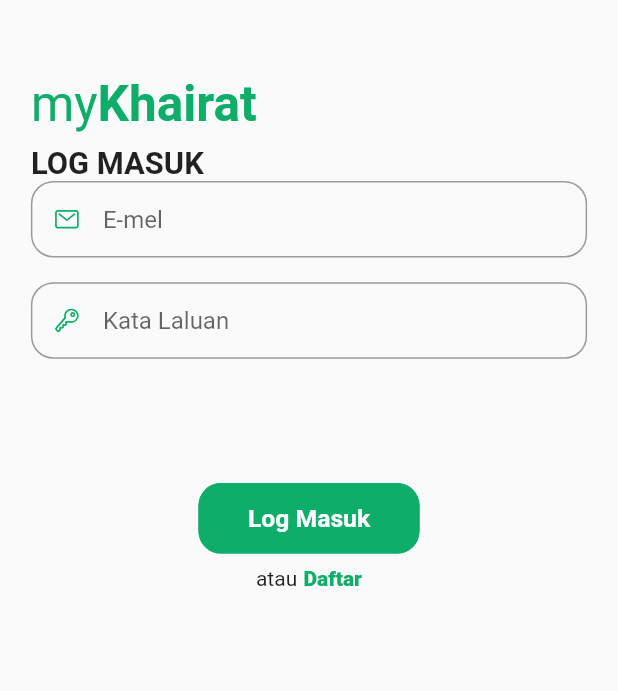
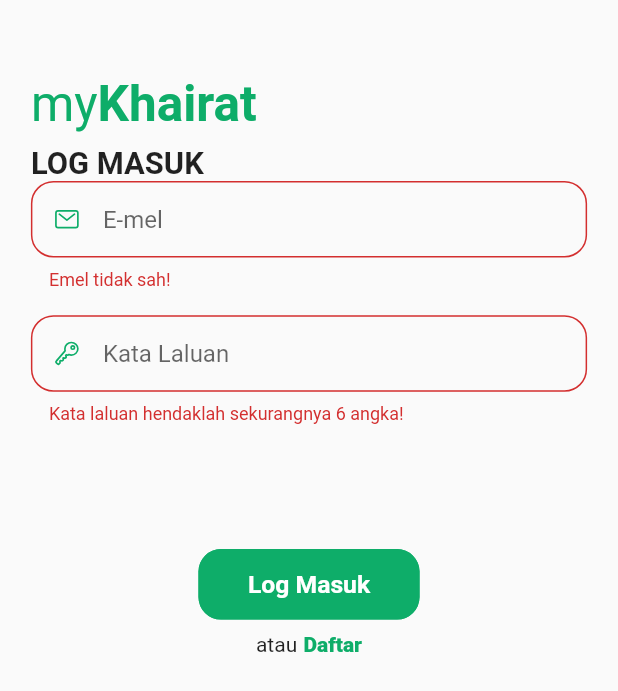
Before and after one commit to Addin15/my_khairat_admin, a Flutter app: the screen it shows after launch, after a tap on "Log Masuk", on a phone screen of 412 x 824 dp. Shown: the top 691 px of the screen. Run offline on Flutter 3.47's test engine with Material 2 defaults, Android fonts, the phone set to English and light mode, and no system bars; our stand-ins replace ionicons, sizer.

Commit message:
add host and form validator

```diff
--- /dev/null
+++ b/lib/config/config.dart
@@ -0,0 +1,3 @@
+class Config {
+  static String hostName = 'http://10.0.2.2:8000/api/';
+}
--- a/lib/constants/widget_constants.dart
+++ b/lib/constants/widget_constants.dart
@@ -9,6 +9,7 @@
     required IconData icon,
     required TextEditingController controller,
     required FocusNode focusNode,
+    required String? Function(String? text) validator,
     bool isObscured = false,
   }) =>
       TextFormField(
@@ -36,6 +37,7 @@
         controller: controller,
         focusNode: focusNode,
         obscureText: isObscured,
+        validator: validator,
       );
 
   // custom text button
--- a/lib/pages/auth/login.dart
+++ b/lib/pages/auth/login.dart
@@ -78,6 +78,11 @@
                             icon: Ionicons.mail_outline,
                             controller: _emailController,
                             focusNode: _emailFocus,
+                            validator: (text) =>
+                                RegExp(r"^[a-zA-Z0-9.a-zA-Z0-9.!#$%&'*+-/=?^_`{|}~]+@[a-zA-Z0-9]+\.[a-zA-Z]+")
+                                        .hasMatch(text!)
+                                    ? null
+                                    : 'Emel tidak sah!',
                           ),
                           SizedBox(height: 2.h),
                           WidgetConstants.customTextFormField(
@@ -86,12 +91,18 @@
                             controller: _passwordController,
                             focusNode: _passwordFocus,
                             isObscured: true,
+                            validator: (text) => text!.length >= 6
+                                ? null
+                                : 'Kata laluan hendaklah sekurangnya 6 angka!',
                           ),
                           SizedBox(height: 10.h),
                           WidgetConstants.customTextButton(
                             label: 'Log Masuk',
                             onPressed: () {
                               FocusScope.of(context).unfocus();
+                              if (_formKey.currentState!.validate()) {
+                                // Login logic
+                              }
                             },
                           ),
                           SizedBox(height: 1.h),
--- a/lib/pages/auth/register.dart
+++ b/lib/pages/auth/register.dart
@@ -81,6 +81,11 @@
                             icon: Ionicons.mail_outline,
                             controller: _emailController,
                             focusNode: _emailFocus,
+                            validator: (text) =>
+                                RegExp(r"^[a-zA-Z0-9.a-zA-Z0-9.!#$%&'*+-/=?^_`{|}~]+@[a-zA-Z0-9]+\.[a-zA-Z]+")
+                                        .hasMatch(text!)
+                                    ? null
+                                    : 'Emel tidak sah!',
                           ),
                           SizedBox(height: 2.h),
                           WidgetConstants.customTextFormField(
@@ -89,6 +94,9 @@
                             controller: _passwordController,
                             focusNode: _passwordFocus,
                             isObscured: true,
+                            validator: (text) => text!.length >= 6
+                                ? null
+                                : 'Kata laluan hendaklah sekurangnya 6 angka!',
                           ),
                           SizedBox(height: 2.h),
                           WidgetConstants.customTextFormField(
@@ -97,12 +105,18 @@
                             controller: _confirmPasswordController,
                             focusNode: _confirmPasswordFocus,
                             isObscured: true,
+                            validator: (text) => text!.length >= 6
+                                ? null
+                                : 'Kata laluan hendaklah sekurangnya 6 angka!',
                           ),
                           SizedBox(height: 10.h),
                           WidgetConstants.customTextButton(
                             label: 'Daftar',
                             onPressed: () {
                               FocusScope.of(context).unfocus();
+                              if (_formKey.currentState!.validate()) {
+                                // Register logic
+                              }
                             },
                           ),
                           SizedBox(height: 1.h),
```
